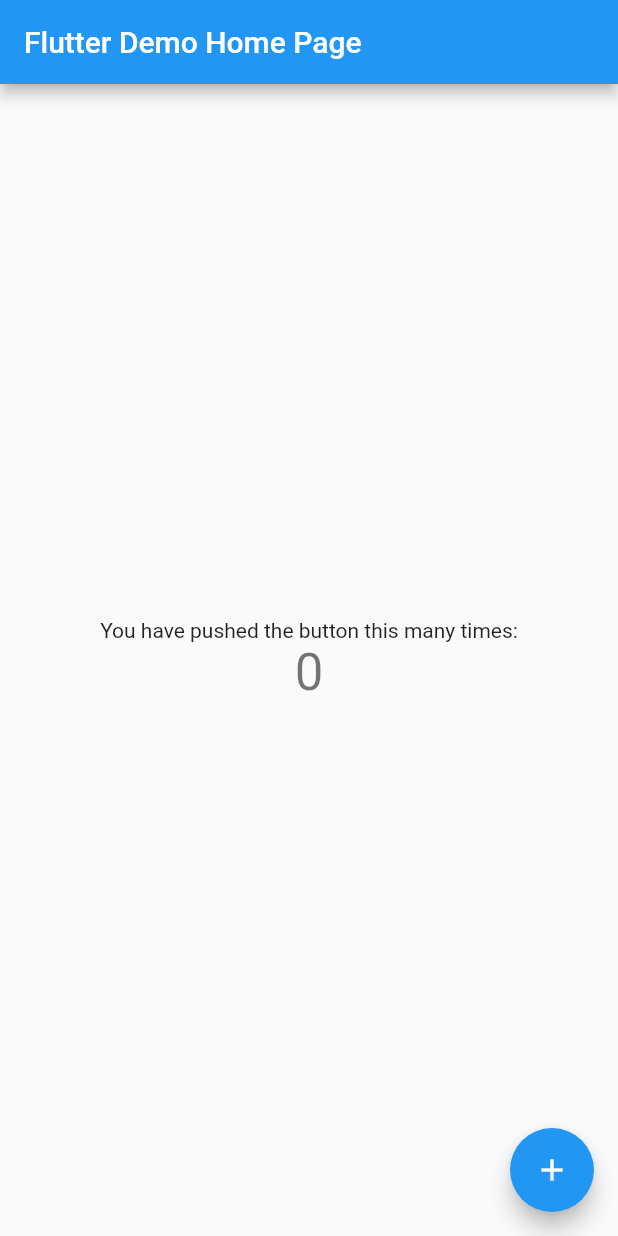
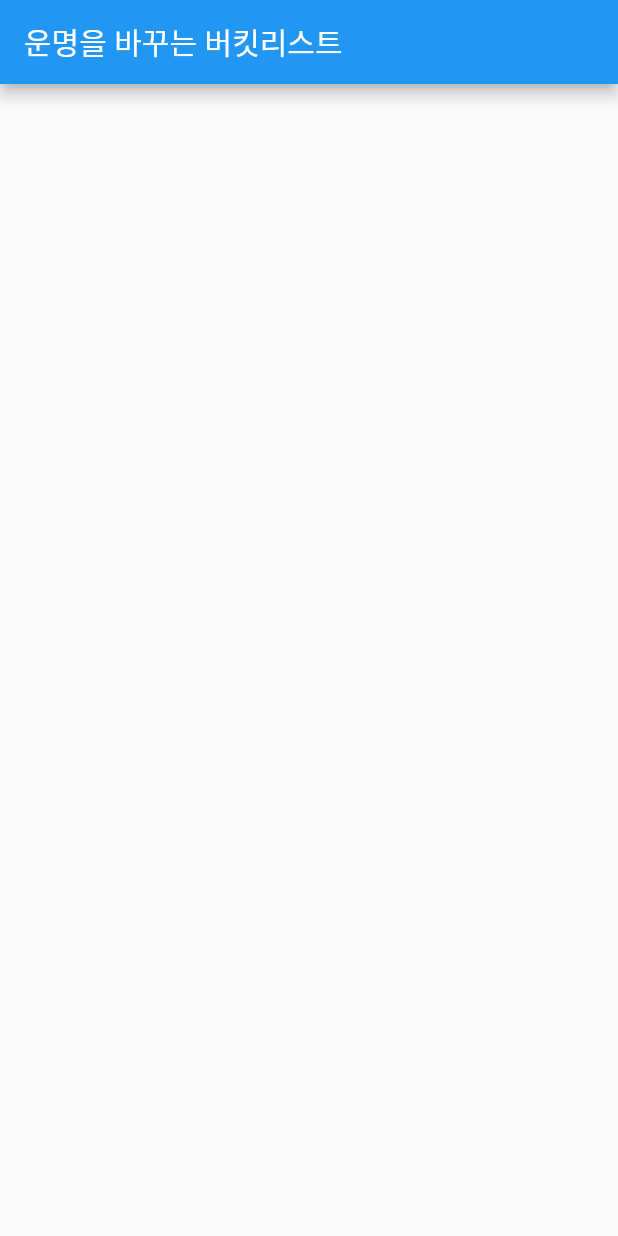
Before and after one commit to dragonq29/django-flutter, a Flutter app: the screen it shows after launch, on a phone screen of 412 x 824 dp. Run offline on Flutter 3.47's test engine with Material 2 defaults, Android fonts, the phone set to English and light mode, and no system bars.

Commit message:
home.dart 추가

```diff
--- a/fluttermobile/lib/main.dart
+++ b/fluttermobile/lib/main.dart
@@ -1,115 +1,16 @@
 import 'package:flutter/material.dart';
+import 'package:fluttermobile/screens/home.dart';
 
 void main() {
-  runApp(const MyApp());
+  runApp(PlanApp());
 }
 
-class MyApp extends StatelessWidget {
-  const MyApp({Key? key}) : super(key: key);
-
-  // This widget is the root of your application.
+class PlanApp extends StatelessWidget {
   @override
   Widget build(BuildContext context) {
     return MaterialApp(
-      title: 'Flutter Demo',
-      theme: ThemeData(
-        // This is the theme of your application.
-        //
-        // Try running your application with "flutter run". You'll see the
-        // application has a blue toolbar. Then, without quitting the app, try
-        // changing the primarySwatch below to Colors.green and then invoke
-        // "hot reload" (press "r" in the console where you ran "flutter run",
-        // or simply save your changes to "hot reload" in a Flutter IDE).
-        // Notice that the counter didn't reset back to zero; the application
-        // is not restarted.
-        primarySwatch: Colors.blue,
-      ),
-      home: const MyHomePage(title: 'Flutter Demo Home Page'),
+      title: '일정관리',
+      home: HomeScreen()
     );
   }
 }
-
-class MyHomePage extends StatefulWidget {
-  const MyHomePage({Key? key, required this.title}) : super(key: key);
-
-  // This widget is the home page of your application. It is stateful, meaning
-  // that it has a State object (defined below) that contains fields that affect
-  // how it looks.
-
-  // This class is the configuration for the state. It holds the values (in this
-  // case the title) provided by the parent (in this case the App widget) and
-  // used by the build method of the State. Fields in a Widget subclass are
-  // always marked "final".
-
-  final String title;
-
-  @override
-  State<MyHomePage> createState() => _MyHomePageState();
-}
-
-class _MyHomePageState extends State<MyHomePage> {
-  int _counter = 0;
-
-  void _incrementCounter() {
-    setState(() {
-      // This call to setState tells the Flutter framework that something has
-      // changed in this State, which causes it to rerun the build method below
-      // so that the display can reflect the updated values. If we changed
-      // _counter without calling setState(), then the build method would not be
-      // called again, and so nothing would appear to happen.
-      _counter++;
-    });
-  }
-
-  @override
-  Widget build(BuildContext context) {
-    // This method is rerun every time setState is called, for instance as done
-    // by the _incrementCounter method above.
-    //
-    // The Flutter framework has been optimized to make rerunning build methods
-    // fast, so that you can just rebuild anything that needs updating rather
-    // than having to individually change instances of widgets.
-    return Scaffold(
-      appBar: AppBar(
-        // Here we take the value from the MyHomePage object that was created by
-        // the App.build method, and use it to set our appbar title.
-        title: Text(widget.title),
-      ),
-      body: Center(
-        // Center is a layout widget. It takes a single child and positions it
-        // in the middle of the parent.
-        child: Column(
-          // Column is also a layout widget. It takes a list of children and
-          // arranges them vertically. By default, it sizes itself to fit its
-          // children horizontally, and tries to be as tall as its parent.
-          //
-          // Invoke "debug painting" (press "p" in the console, choose the
-          // "Toggle Debug Paint" action from the Flutter Inspector in Android
-          // Studio, or the "Toggle Debug Paint" command in Visual Studio Code)
-          // to see the wireframe for each widget.
-          //
-          // Column has various properties to control how it sizes itself and
-          // how it positions its children. Here we use mainAxisAlignment to
-          // center the children vertically; the main axis here is the vertical
-          // axis because Columns are vertical (the cross axis would be
-          // horizontal).
-          mainAxisAlignment: MainAxisAlignment.center,
-          children: <Widget>[
-            const Text(
-              'You have pushed the button this many times:',
-            ),
-            Text(
-              '$_counter',
-              style: Theme.of(context).textTheme.headline4,
-            ),
-          ],
-        ),
-      ),
-      floatingActionButton: FloatingActionButton(
-        onPressed: _incrementCounter,
-        tooltip: 'Increment',
-        child: const Icon(Icons.add),
-      ), // This trailing comma makes auto-formatting nicer for build methods.
-    );
-  }
-}
--- /dev/null
+++ b/fluttermobile/lib/screens/home.dart
@@ -0,0 +1,17 @@
+import 'package:flutter/material.dart';
+
+class HomeScreen extends StatefulWidget {
+
+  @override
+  _HomeScreenState createState() => _HomeScreenState();
+}
+
+class _HomeScreenState extends State<HomeScreen> {
+  @override
+  Widget build(BuildContext context) {
+    return Scaffold(
+      appBar: AppBar(title: Text('운명을 바꾸는 버킷리스트')),
+
+    );
+  }
+}
```
